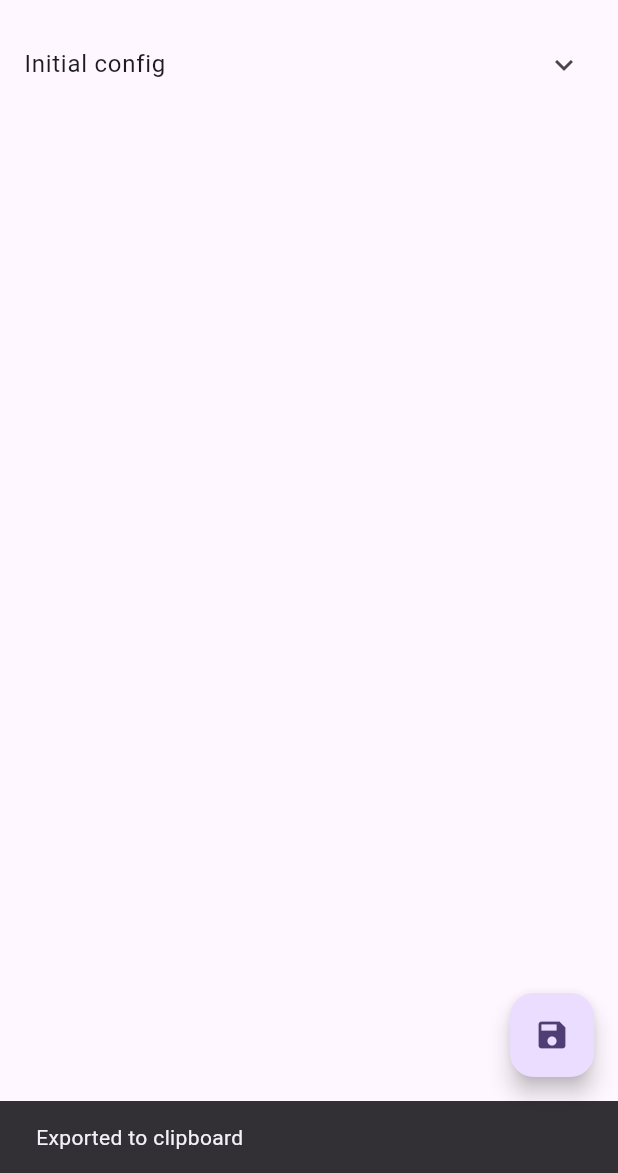
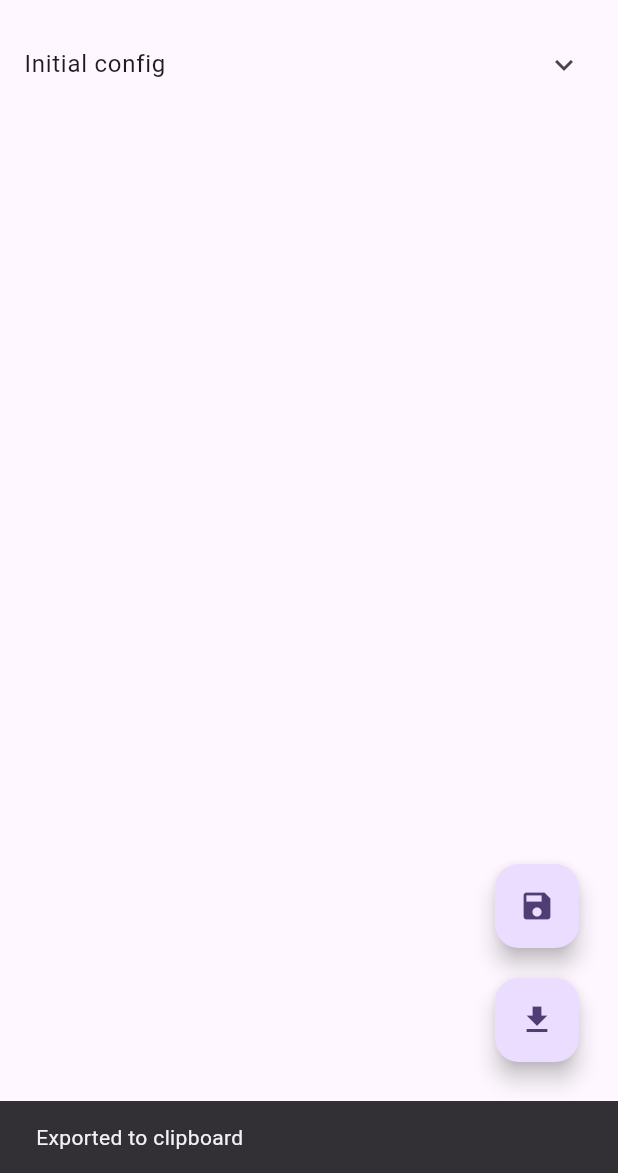
Before and after one commit to Exception0x0194/Config-Editor-flutter, a Flutter app: the screen it shows after launch, after a tap on the "save" icon, on a phone screen of 412 x 824 dp, the part 63-1236 px from its top. Run offline on Flutter 3.47's test engine with Material 3 defaults, Android fonts, the phone set to English and light mode, and no system bars; Roboto replaces fonts that are missing (Noto).

Commit message:
添加了导入和导出功能

```diff
--- a/lib/main.dart
+++ b/lib/main.dart
@@ -45,10 +45,10 @@ class MyApp extends StatelessWidget {
     return MaterialApp(
       title: 'Flutter Demo',
       theme: ThemeData(
-        colorScheme: ColorScheme.fromSeed(seedColor: Colors.deepPurple),
-        useMaterial3: true,
-      ),
-      home: ConfigEditorScreen(config: initialConfig),
+          colorScheme: ColorScheme.fromSeed(seedColor: Colors.deepPurple),
+          useMaterial3: true,
+          fontFamily: 'Noto'),
+      home: ConfigEditorScreen(initialConfig: initialConfig),
     );
   }
 }
--- a/lib/screens/config_editor_screen.dart
+++ b/lib/screens/config_editor_screen.dart
@@ -1,11 +1,25 @@
 import 'package:flutter/material.dart';
-import '../widgets/config_editor_widget.dart'; // Make sure to correctly import the ConfigEditorWidget
+import '../widgets/config_editor_widget.dart';
 import '../models/cascaded_config.dart';
 
-class ConfigEditorScreen extends StatelessWidget {
-  final CascadedConfig config;
+class ConfigEditorScreen extends StatefulWidget {
+  final CascadedConfig initialConfig;
 
-  const ConfigEditorScreen({super.key, required this.config});
+  const ConfigEditorScreen({super.key, required this.initialConfig});
+
+  @override
+  ConfigEditorScreenState createState() => ConfigEditorScreenState();
+}
+
+class ConfigEditorScreenState extends State<ConfigEditorScreen> {
+  late CascadedConfig config; // Now managed within the State
+
+  @override
+  void initState() {
+    super.initState();
+    config = widget
+        .initialConfig; // Initialize config from the widget's initial config
+  }
 
   @override
   Widget build(BuildContext context) {
@@ -19,14 +33,41 @@ class ConfigEditorScreen extends StatelessWidget {
           indentLevel: 0,
         ),
       ),
-      floatingActionButton: FloatingActionButton(
-        onPressed: () => {
-          copyConfigToClipboard(config),
-          ScaffoldMessenger.of(context)
-              .showSnackBar(const SnackBar(content: Text('Exported to clipboard')))
-        },
-        tooltip: 'Export to clipboard',
-        child: const Icon(Icons.save),
+      floatingActionButtonLocation: FloatingActionButtonLocation.endDocked,
+      floatingActionButton: Padding(
+        padding: const EdgeInsets.all(10.0),
+        child: Column(
+          mainAxisAlignment: MainAxisAlignment.end,
+          children: [
+            FloatingActionButton(
+              onPressed: () {
+                copyConfigToClipboard(config);
+                ScaffoldMessenger.of(context).showSnackBar(
+                    const SnackBar(content: Text('Exported to clipboard')));
+              },
+              tooltip: 'Export to clipboard',
+              child: const Icon(Icons.save),
+            ),
+            const SizedBox(height: 20),
+            FloatingActionButton(
+              onPressed: () async {
+                CascadedConfig? newConfig = await getConfigFromClipboard();
+                if (newConfig != null) {
+                  setState(() {
+                    config = newConfig;
+                  });
+                  ScaffoldMessenger.of(context).showSnackBar(
+                      const SnackBar(content: Text('Imported from clipboard')));
+                } else {
+                  ScaffoldMessenger.of(context).showSnackBar(
+                      const SnackBar(content: Text('Import failed')));
+                }
+              },
+              tooltip: 'Import from clipboard',
+              child: const Icon(Icons.download),
+            ),
+          ],
+        ),
       ),
     );
   }
--- a/lib/widgets/config_editor_widget.dart
+++ b/lib/widgets/config_editor_widget.dart
@@ -1,4 +1,7 @@
+import 'dart:convert';
+
 import 'package:flutter/material.dart';
+import 'package:flutter/services.dart';
 import '../models/cascaded_config.dart';
 
 class ConfigEditorWidget extends StatefulWidget {
@@ -59,7 +62,8 @@ class _ConfigEditorWidgetState extends State<ConfigEditorWidget> {
 
   Widget _buildCommentInput() {
     return ListTile(
-      title: Text('Comment: ${widget.config.comment}'),
+      title: Text('Comment'),
+      subtitle: Text(widget.config.comment),
       onTap: () {
         _editComment();
       },
@@ -68,8 +72,8 @@ class _ConfigEditorWidgetState extends State<ConfigEditorWidget> {
 
   Widget _buildInputFloat() {
     return ListTile(
-      title:
-          Text('Input Float: ${widget.config.inputFloat.toStringAsFixed(2)}'),
+      title: Text('Float'),
+      subtitle: Text(widget.config.inputFloat.toStringAsFixed(2)),
       onTap: () {
         _editInputFloat();
       },
@@ -78,7 +82,8 @@ class _ConfigEditorWidgetState extends State<ConfigEditorWidget> {
 
   Widget _buildInputInt() {
     return ListTile(
-      title: Text('Input Integer: ${widget.config.inputInt}'),
+      title: Text('Integer'),
+      subtitle: Text(widget.config.inputInt.toString()),
       onTap: () {
         _editInputInt();
       },
@@ -199,12 +204,14 @@ class _ConfigEditorWidgetState extends State<ConfigEditorWidget> {
   Widget _buildStrsExpansion() {
     return widget.config.type == 'str'
         ? ExpansionTile(title: const Text('String'), children: [
-            ListTile(
+            Padding(
+                padding: EdgeInsets.only(left: 20.0),
+                child: ListTile(
                   subtitle: Text((widget.config.strs.join('\n'))),
                   onTap: () {
                     _editStrList();
                   },
-            )
+                ))
           ])
         : const SizedBox.shrink();
   }
@@ -250,12 +257,10 @@ class _ConfigEditorWidgetState extends State<ConfigEditorWidget> {
         ? ExpansionTile(
             title: const Text('Configs'),
             children: [
-              ...widget.config.configs
-                  .map((config) => ConfigEditorWidget(
+              ...widget.config.configs.map((config) => ConfigEditorWidget(
                     config: config,
                     indentLevel: widget.indentLevel + 1,
-                      ))
-                  ,
+                  )),
               Row(
                 children: [
                   Expanded(
@@ -263,6 +268,15 @@ class _ConfigEditorWidgetState extends State<ConfigEditorWidget> {
                       leading: const Icon(Icons.add),
                       title: const Text('Add New Config'),
                       onTap: () => _addNewConfig(),
+                    ),
+                  ),
+                  Expanded(
+                    child: ListTile(
+                      leading: const Icon(Icons.download),
+                      title: const Text('Import from clipboard'),
+                      onTap: () async {
+                        await _importConfigFromClipboard();
+                      },
                     ),
                   ),
                   Expanded(
@@ -293,6 +307,27 @@ class _ConfigEditorWidgetState extends State<ConfigEditorWidget> {
     });
   }
 
+  Future<void> _importConfigFromClipboard() async {
+    ClipboardData? data = await Clipboard.getData(Clipboard.kTextPlain);
+    if (data != null && data.text != null) {
+      try {
+        final Map<String, dynamic> jsonConfig = json.decode(data.text!);
+        final newConfig = CascadedConfig.fromJson(jsonConfig);
+        setState(() {
+          widget.config.configs.add(newConfig);
+        });
+        ScaffoldMessenger.of(context).showSnackBar(
+            SnackBar(content: Text('Config imported successfully')));
+      } catch (e) {
+        ScaffoldMessenger.of(context)
+            .showSnackBar(SnackBar(content: Text('Failed to import config')));
+      }
+    } else {
+      ScaffoldMessenger.of(context)
+          .showSnackBar(SnackBar(content: Text('No data in clipboard')));
+    }
+  }
+
   void _removeLastConfig() {
     if (widget.config.configs.isNotEmpty) {
       setState(() {
--- a/pubspec.yaml
+++ b/pubspec.yaml
@@ -58,6 +58,11 @@ flutter:
   # the material Icons class.
   uses-material-design: true
 
+  fonts:
+    - family: Noto
+      fonts:
+        - asset: fonts/notosanssc.ttf
+
   # To add assets to your application, add an assets section, like this:
   # assets:
   #   - images/a_dot_burr.jpeg
```
Also changed, not shown: lib/models/cascaded_config.dart (+28 -2 lines), pubspec.lock, 2 other files. Lines whose indentation alone changed are shown as unchanged.
